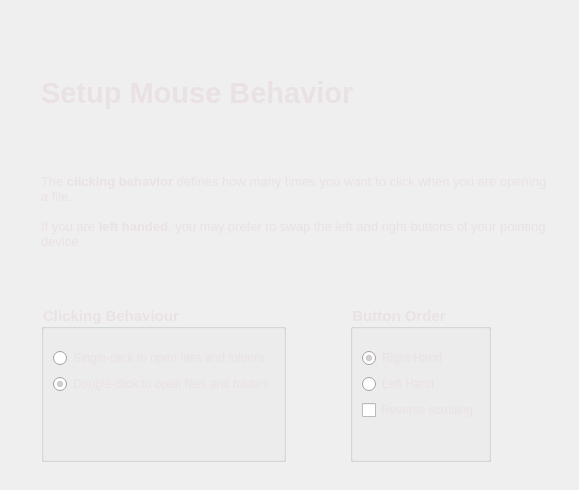
The window that kde/kaptan/src/gui/mouseWidget.ui (pars-linux/uludag) describes before a commit, drawn with Qt 5.
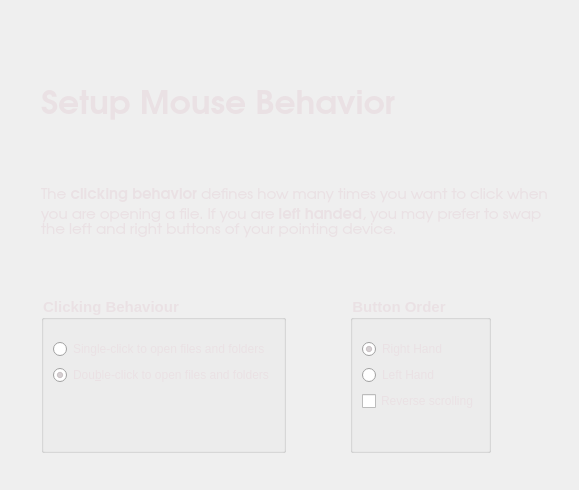
The same window after the commit.

Commit message: font and appearance changes

The edit to the form file:
```diff
--- a/kde/kaptan/src/gui/mouseWidget.ui
+++ b/kde/kaptan/src/gui/mouseWidget.ui
@@ -53,20 +53,17 @@
          </property>
          <property name="font">
           <font>
-           <pointsize>20</pointsize>
+           <family>URW Gothic L</family>
+           <pointsize>25</pointsize>
            <weight>75</weight>
            <bold>true</bold>
           </font>
          </property>
          <property name="styleSheet">
-          <string>color: rgb(95, 34, 52);</string>
+          <string>color: rgb(234, 225, 228);</string>
          </property>
          <property name="text">
-          <string>&lt;!DOCTYPE HTML PUBLIC &quot;-//W3C//DTD HTML 4.0//EN&quot; &quot;http://www.w3.org/TR/REC-html40/strict.dtd&quot;&gt;
-&lt;html&gt;&lt;head&gt;&lt;meta name=&quot;qrichtext&quot; content=&quot;1&quot; /&gt;&lt;style type=&quot;text/css&quot;&gt;
-p, li { white-space: pre-wrap; }
-&lt;/style&gt;&lt;/head&gt;&lt;body style=&quot; font-family:'Sans Serif'; font-size:20pt; font-weight:600; font-style:normal;&quot;&gt;
-&lt;p style=&quot; margin-top:0px; margin-bottom:0px; margin-left:0px; margin-right:0px; -qt-block-indent:0; text-indent:0px;&quot;&gt;&lt;span style=&quot; font-size:22pt; color:#eae1e4;&quot;&gt;Setup Mouse Behavior&lt;/span&gt;&lt;/p&gt;&lt;/body&gt;&lt;/html&gt;</string>
+          <string>Setup Mouse Behavior</string>
          </property>
         </widget>
        </item>
@@ -98,17 +95,17 @@
            <height>0</height>
           </size>
          </property>
+         <property name="font">
+          <font>
+           <family>URW Gothic L</family>
+           <pointsize>11</pointsize>
+          </font>
+         </property>
          <property name="styleSheet">
-          <string notr="true">color:black</string>
+          <string notr="true">color: rgb(234, 225, 228);</string>
          </property>
          <property name="text">
-          <string>&lt;!DOCTYPE HTML PUBLIC &quot;-//W3C//DTD HTML 4.0//EN&quot; &quot;http://www.w3.org/TR/REC-html40/strict.dtd&quot;&gt;
-&lt;html&gt;&lt;head&gt;&lt;meta name=&quot;qrichtext&quot; content=&quot;1&quot; /&gt;&lt;style type=&quot;text/css&quot;&gt;
-p, li { white-space: pre-wrap; }
-&lt;/style&gt;&lt;/head&gt;&lt;body style=&quot; font-family:'Sans Serif'; font-size:8pt; font-weight:400; font-style:normal;&quot;&gt;
-&lt;p style=&quot; margin-top:0px; margin-bottom:0px; margin-left:0px; margin-right:0px; -qt-block-indent:0; text-indent:0px;&quot;&gt;&lt;span style=&quot; font-size:10pt; color:#eae1e4;&quot;&gt;The &lt;/span&gt;&lt;span style=&quot; font-size:10pt; font-weight:600; color:#eae1e4;&quot;&gt;clicking behavior&lt;/span&gt;&lt;span style=&quot; font-size:10pt; color:#eae1e4;&quot;&gt; defines how many times you want to click when you are opening a file.&lt;/span&gt;&lt;/p&gt;
-&lt;p style=&quot;-qt-paragraph-type:empty; margin-top:0px; margin-bottom:0px; margin-left:0px; margin-right:0px; -qt-block-indent:0; text-indent:0px; font-size:10pt; color:#eae1e4;&quot;&gt;&lt;/p&gt;
-&lt;p style=&quot; margin-top:0px; margin-bottom:0px; margin-left:0px; margin-right:0px; -qt-block-indent:0; text-indent:0px;&quot;&gt;&lt;span style=&quot; font-size:10pt; color:#eae1e4;&quot;&gt;If you are &lt;/span&gt;&lt;span style=&quot; font-size:10pt; font-weight:600; color:#eae1e4;&quot;&gt;left handed&lt;/span&gt;&lt;span style=&quot; font-size:10pt; color:#eae1e4;&quot;&gt;, you may prefer to swap the left and right buttons of your pointing device.&lt;/span&gt;&lt;/p&gt;&lt;/body&gt;&lt;/html&gt;</string>
+          <string>The &lt;b&gt;clicking behavior&lt;/b&gt; defines how many times you want to click when you are opening a file. If you are &lt;b&gt;left handed&lt;/b&gt;, you may prefer to swap the left and right buttons of your pointing device.</string>
          </property>
          <property name="wordWrap">
           <bool>true</bool>
```
The commit also changes 2 other files.
